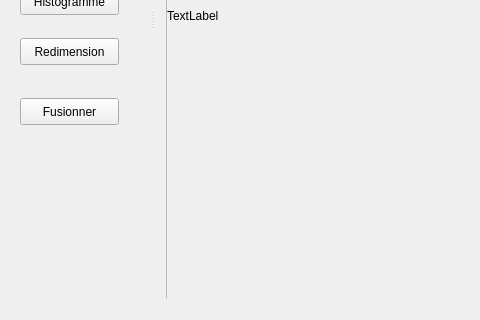
This is MainWindow.ui in SkyHeaven/GMN as Qt 5 draws it before an edit; both pictures show x 0 to 480 and y 280 to 600 of the 800 by 600 pixel window. The edited form follows.
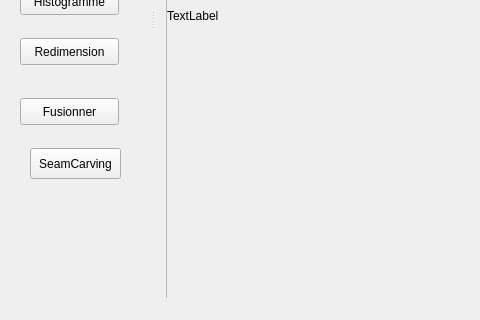
This is the edited form.

Commit message: seamCarving avec bug

```diff
--- a/MainWindow.ui
+++ b/MainWindow.ui
@@ -233,6 +233,19 @@
       <string>Fusionner</string>
      </property>
     </widget>
+    <widget class="QPushButton" name="SeamCarving">
+     <property name="geometry">
+      <rect>
+       <x>30</x>
+       <y>390</y>
+       <width>91</width>
+       <height>31</height>
+      </rect>
+     </property>
+     <property name="text">
+      <string>SeamCarving</string>
+     </property>
+    </widget>
    </widget>
   </widget>
   <widget class="QDockWidget" name="Option">
```
Left out of the diff: 2 changed lines with no effect on the pictures. The commit also changes 10 other files.
